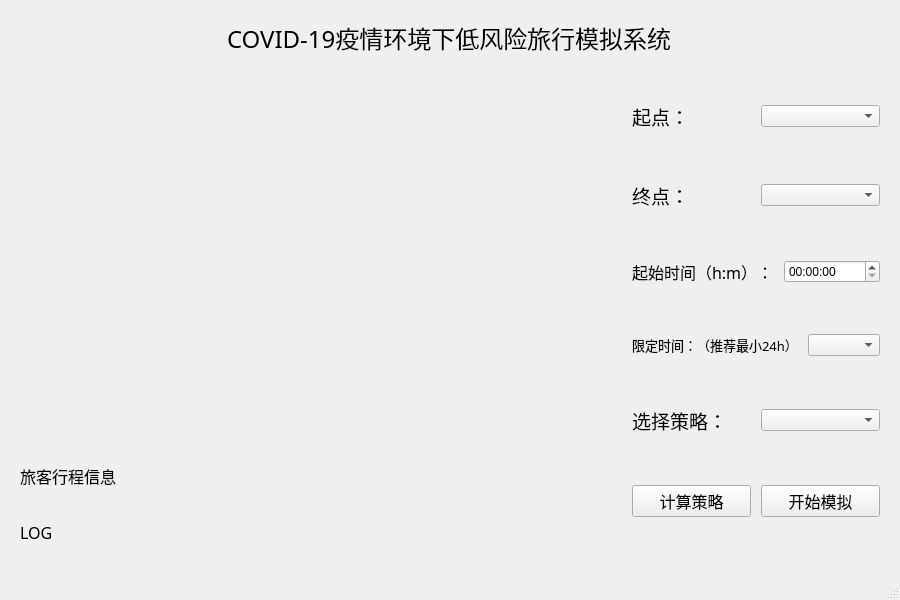
Old version of the form mainwindow.ui in the repository happylittlecat2333/travel_simulation.
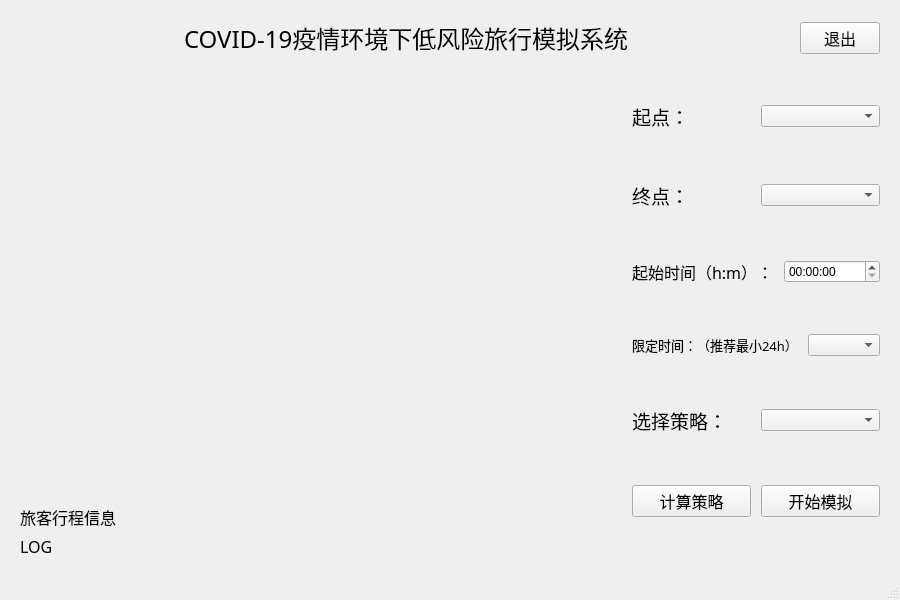
New version of the form.

What changed in the file:
```diff
--- a/mainwindow.ui
+++ b/mainwindow.ui
@@ -33,22 +33,33 @@
     <property name="bottomMargin">
      <number>20</number>
     </property>
-    <item row="3" column="0">
-     <widget class="QLabel" name="label_travel">
+    <item row="5" column="0">
+     <widget class="QLabel" name="label_log">
       <property name="font">
        <font>
         <family>幼圆</family>
         <pointsize>12</pointsize>
-        <weight>50</weight>
-        <bold>false</bold>
        </font>
       </property>
       <property name="text">
-       <string>旅客行程信息</string>
+       <string>LOG</string>
       </property>
      </widget>
     </item>
-    <item row="1" column="1" rowspan="4">
+    <item row="2" column="0" rowspan="2">
+     <widget class="QLabel" name="label_pic">
+      <property name="sizePolicy">
+       <sizepolicy hsizetype="Preferred" vsizetype="Preferred">
+        <horstretch>0</horstretch>
+        <verstretch>1</verstretch>
+       </sizepolicy>
+      </property>
+      <property name="text">
+       <string/>
+      </property>
+     </widget>
+    </item>
+    <item row="2" column="1" rowspan="4">
      <layout class="QVBoxLayout" name="verticalLayout" stretch="1,1,1,0,1,0">
       <property name="spacing">
        <number>10</number>
@@ -192,32 +203,23 @@
      </layout>
     </item>
     <item row="4" column="0">
-     <widget class="QLabel" name="label_log">
+     <widget class="QLabel" name="label_travel">
       <property name="font">
        <font>
         <family>幼圆</family>
         <pointsize>12</pointsize>
+        <weight>50</weight>
+        <bold>false</bold>
        </font>
       </property>
       <property name="text">
-       <string>LOG</string>
+       <string>旅客行程信息</string>
       </property>
      </widget>
     </item>
-    <item row="1" column="0" rowspan="2">
-     <widget class="QLabel" name="label_pic">
-      <property name="sizePolicy">
-       <sizepolicy hsizetype="Preferred" vsizetype="Preferred">
-        <horstretch>0</horstretch>
-        <verstretch>1</verstretch>
-       </sizepolicy>
-      </property>
-      <property name="text">
-       <string/>
-      </property>
-     </widget>
-    </item>
-    <item row="0" column="0" colspan="2" alignment="Qt::AlignHCenter">
+    <item row="0" column="0" colspan="2">
+     <layout class="QHBoxLayout" name="horizontalLayout_6" stretch="2,0">
+      <item alignment="Qt::AlignHCenter">
      <widget class="QLabel" name="label">
       <property name="font">
        <font>
@@ -232,6 +234,26 @@
        <number>10</number>
       </property>
      </widget>
+      </item>
+      <item>
+       <widget class="QPushButton" name="pushButton_quit">
+        <property name="baseSize">
+         <size>
+          <width>0</width>
+          <height>0</height>
+         </size>
+        </property>
+        <property name="font">
+         <font>
+          <pointsize>12</pointsize>
+         </font>
+        </property>
+        <property name="text">
+         <string>退出</string>
+        </property>
+       </widget>
+      </item>
+     </layout>
     </item>
    </layout>
   </widget>
```
Lines whose indentation alone changed are shown as unchanged.
